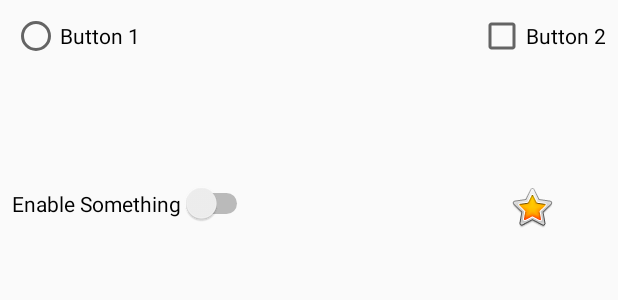
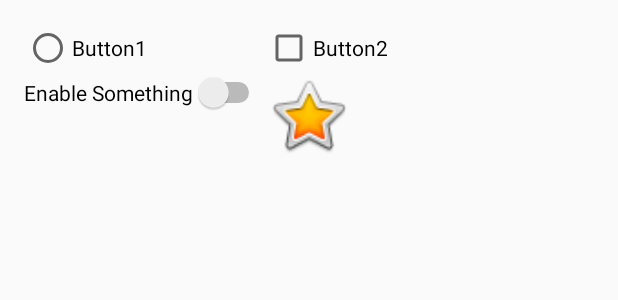
Before and after one commit to PDBwd/CST2335, an Android app: the layout activity_list_items.xml on its own in the app's theme, with its tools: preview values and no code run, on a phone screen of 412 x 824 dp. Shown: the top 300 px of the screen. Run offline under Robolectric (Android 15) with nearby library versions, the phone set to English and light mode, and no system bars.

```diff
--- a/app/src/main/res/layout/activity_list_items.xml
+++ b/app/src/main/res/layout/activity_list_items.xml
@@ -13,46 +13,41 @@
     <GridLayout
         android:layout_width="match_parent"
         android:layout_height="wrap_content"
+        android:columnCount="2"
         android:rowCount="2"
-        android:columnCount="2"
-        android:orientation="horizontal"
-        android:id="@+id/gridLayout"></GridLayout>
+        android:orientation="vertical">
 
         <RadioButton
             android:layout_width="wrap_content"
             android:layout_height="wrap_content"
-        android:text="Button 1"
+            android:text="@string/Button1"
             android:id="@+id/radioButton"
-        android:layout_below="@+id/gridLayout"
-        android:layout_alignParentStart="true"
-        android:checked="false" />
+            android:layout_column="0"
+            android:layout_row="0" />
+
+        <Switch
+            android:layout_width="wrap_content"
+            android:layout_height="wrap_content"
+            android:text="@string/SwitchIT"
+            android:id="@+id/switch1"
+            android:layout_column="0"
+            android:layout_row="1" />
 
         <CheckBox
             android:layout_width="wrap_content"
             android:layout_height="wrap_content"
-        android:text="Button 2"
+            android:text="@string/Button2"
             android:id="@+id/checkBox"
-        android:layout_below="@+id/gridLayout"
-        android:layout_alignParentEnd="true"
-        android:checked="false" />
-
-    <Switch
-        android:layout_width="wrap_content"
-        android:layout_height="wrap_content"
-        android:text="Enable Something"
-        android:id="@+id/switch1"
-        android:layout_below="@+id/radioButton"
-        android:layout_alignParentStart="true"
-        android:layout_marginTop="82dp"
-        android:checked="false" />
+            android:layout_column="1"
+            android:layout_row="0" />
 
         <ImageButton
-        android:layout_width="wrap_content"
-        android:layout_height="wrap_content"
+            android:layout_width="58dp"
+            android:layout_height="58dp"
             android:id="@+id/imageButton"
-        android:layout_alignTop="@+id/switch1"
-        android:layout_alignParentEnd="true"
-        android:layout_marginEnd="33dp"
+            android:layout_column="1"
+            android:layout_row="1"
             android:background="@android:drawable/btn_star_big_on" />
 
+    </GridLayout>
 </RelativeLayout>
--- /dev/null
+++ b/app/src/main/res/values-w820dp/dimens.xml
@@ -0,0 +1,6 @@
+<resources>
+    <!-- Example customization of dimensions originally defined in res/values/dimens.xml
+         (such as screen margins) for screens with more than 820dp of available width. This
+         would include 7" and 10" devices in landscape (~960dp and ~1280dp respectively). -->
+    <dimen name="activity_horizontal_margin">64dp</dimen>
+</resources>
--- /dev/null
+++ b/app/src/main/res/values/colors.xml
@@ -0,0 +1,6 @@
+<?xml version="1.0" encoding="utf-8"?>
+<resources>
+    <color name="colorPrimary">#3F51B5</color>
+    <color name="colorPrimaryDark">#303F9F</color>
+    <color name="colorAccent">#FF4081</color>
+</resources>
--- /dev/null
+++ b/app/src/main/res/values/dimens.xml
@@ -0,0 +1,6 @@
+<resources>
+    <!-- Default screen margins, per the Android Design guidelines. -->
+    <dimen name="activity_horizontal_margin">16dp</dimen>
+    <dimen name="activity_vertical_margin">16dp</dimen>
+    <dimen name="fab_margin">16dp</dimen>
+</resources>
--- /dev/null
+++ b/app/src/main/res/values/strings.xml
@@ -0,0 +1,12 @@
+<resources>
+    <string name="app_name">Lab1</string>
+    <string name="hello_message">Hello World!</string>
+    <string name="ButtonText">I\'m a button</string>
+    <string name="title_activity_login">LoginActivity</string>
+    <string name="LoginText">Login</string>
+    <string name="Button1">Button1</string>
+    <string name="Button2">Button2</string>
+    <string name="SwitchIT">Enable Something</string>
+
+
+</resources>
--- /dev/null
+++ b/app/src/main/res/values/styles.xml
@@ -0,0 +1,20 @@
+<resources>
+
+    <!-- Base application theme. -->
+    <style name="AppTheme" parent="Theme.AppCompat.Light.DarkActionBar">
+        <!-- Customize your theme here. -->
+        <item name="colorPrimary">@color/colorPrimary</item>
+        <item name="colorPrimaryDark">@color/colorPrimaryDark</item>
+        <item name="colorAccent">@color/colorAccent</item>
+    </style>
+
+    <style name="AppTheme.NoActionBar">
+        <item name="windowActionBar">false</item>
+        <item name="windowNoTitle">true</item>
+    </style>
+
+    <style name="AppTheme.AppBarOverlay" parent="ThemeOverlay.AppCompat.Dark.ActionBar" />
+
+    <style name="AppTheme.PopupOverlay" parent="ThemeOverlay.AppCompat.Light" />
+
+</resources>
```
Also changed, not shown: app/build.gradle (added, +27 -0 lines), app/src/main/AndroidManifest.xml (+4 -5 lines), app/src/main/java/com/example/paul/lab1/StartActivity.java (added, +13 -0 lines), app/src/main/res/mipmap-hdpi/ic_launcher.png (added), app/src/main/res/mipmap-mdpi/ic_launcher.png (added), app/src/main/res/mipmap-xhdpi/ic_launcher.png (added), app/src/main/res/mipmap-xxhdpi/ic_launcher.png (added), app/src/main/res/mipmap-xxxhdpi/ic_launcher.png (added), 5 other files. Lines whose indentation alone changed are shown as unchanged.
